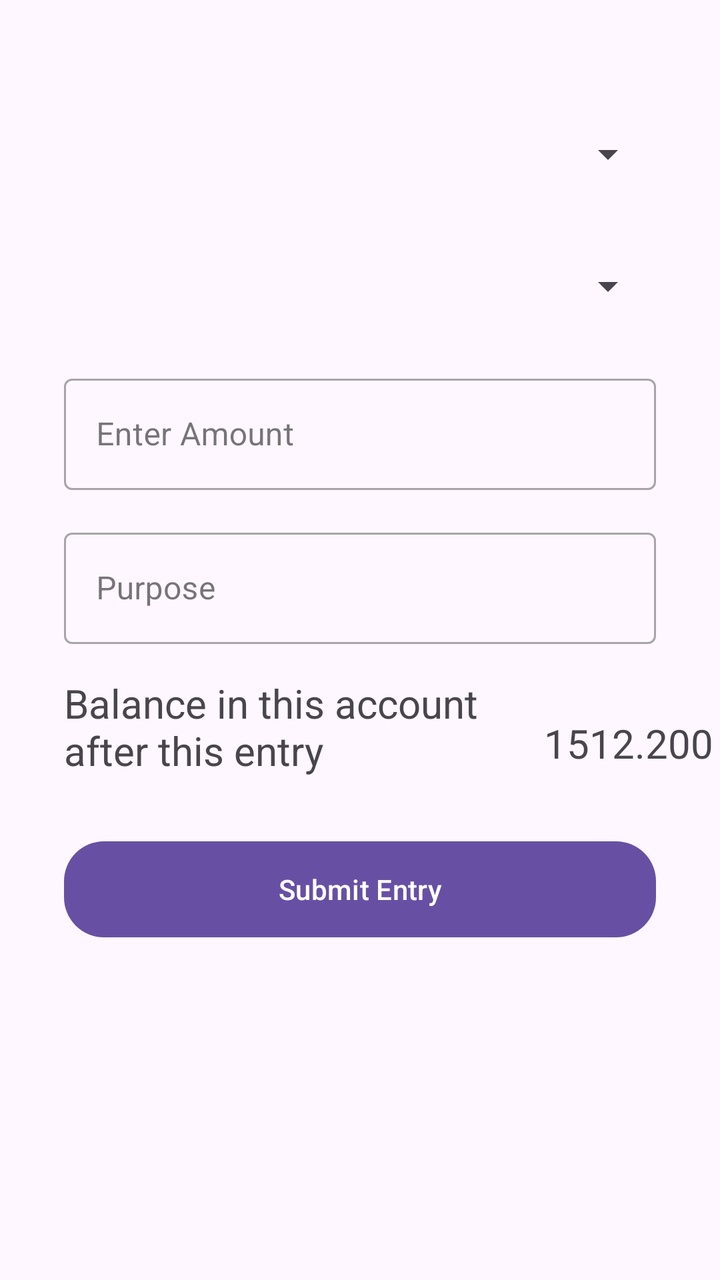
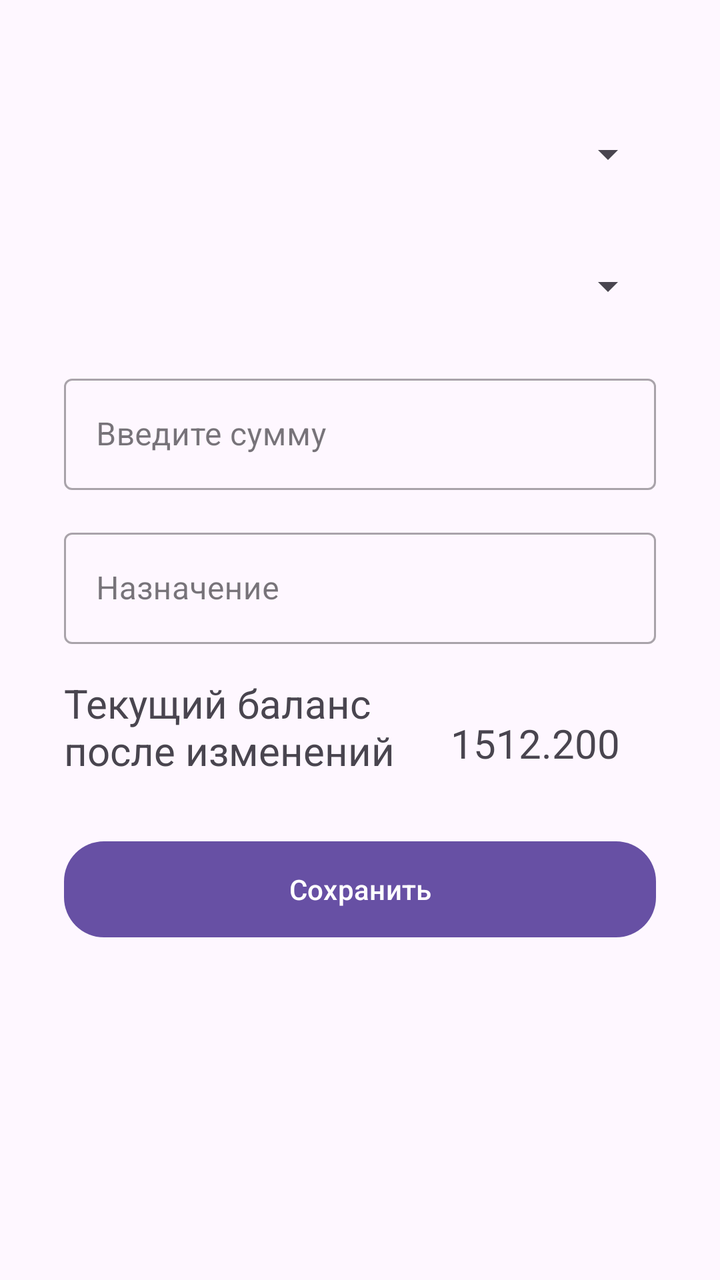

Two renders of the same Android screen: before a commit and after it. Below are the layout's source before the change and the commit's diff.
<!-- AndroidManifest.xml: application theme Theme.BudgetCalendar -->
<!-- res/layout/fragment_budget_entry.xml -->
<?xml version="1.0" encoding="utf-8"?>
<androidx.constraintlayout.widget.ConstraintLayout xmlns:android="http://schemas.android.com/apk/res/android"
    android:layout_width="match_parent"
    android:layout_height="match_parent"
    xmlns:app="http://schemas.android.com/apk/res-auto"
    android:id="@+id/budgetEntryConstraint"
    android:layout_above="@+id/budgetEntryConstraint">


    <Spinner
        android:id="@+id/bank_spinner"
        android:layout_width="match_parent"
        android:layout_height="50dp"
        android:layout_marginStart="32dp"
        android:layout_marginTop="52dp"
        android:layout_marginEnd="32dp"
        android:pointerIcon="arrow"
        app:layout_constraintEnd_toEndOf="parent"
        app:layout_constraintStart_toStartOf="parent"
        app:layout_constraintTop_toTopOf="parent" />

    <Spinner
        android:id="@+id/debit_credit_spinner"
        android:layout_width="match_parent"
        android:layout_height="50dp"
        android:layout_marginStart="32dp"
        android:layout_marginTop="16dp"
        android:layout_marginEnd="32dp"
        android:pointerIcon="arrow"
        app:layout_constraintEnd_toEndOf="parent"
        app:layout_constraintHorizontal_bias="0.0"
        app:layout_constraintStart_toStartOf="parent"
        app:layout_constraintTop_toBottomOf="@+id/bank_spinner" />

    <com.google.android.material.textfield.TextInputLayout
        android:id="@+id/editAmountLayout"
        style="@style/Widget.MaterialComponents.TextInputLayout.OutlinedBox"
        android:layout_width="match_parent"
        android:layout_height="wrap_content"
        android:layout_marginStart="32dp"
        android:layout_marginTop="16dp"
        android:layout_marginEnd="32dp"
        android:hint="Enter Amount"
        app:layout_constraintEnd_toEndOf="parent"
        app:layout_constraintStart_toStartOf="parent"
        app:layout_constraintTop_toBottomOf="@+id/debit_credit_spinner">

        <com.google.android.material.textfield.TextInputEditText
            android:id="@+id/edit_amount"
            android:layout_width="match_parent"
            android:layout_height="wrap_content"
            android:inputType="numberDecimal" />
    </com.google.android.material.textfield.TextInputLayout>



    <com.google.android.material.textfield.TextInputLayout
        android:id="@+id/purposeLayout"
        style="@style/Widget.MaterialComponents.TextInputLayout.OutlinedBox"
        android:layout_width="match_parent"
        android:layout_height="wrap_content"
        android:layout_marginStart="32dp"
        android:layout_marginTop="16dp"
        android:layout_marginEnd="32dp"
        android:hint="Purpose"
        app:layout_constraintEnd_toEndOf="parent"
        app:layout_constraintStart_toStartOf="parent"
        app:layout_constraintTop_toBottomOf="@+id/editAmountLayout">
        <com.google.android.material.textfield.TextInputEditText
            android:id="@+id/edit_purpose"
            android:layout_width="match_parent"
            android:layout_height="wrap_content"/>

    </com.google.android.material.textfield.TextInputLayout>



    <TextView
        android:id="@+id/textView2"
        android:layout_width="wrap_content"
        android:layout_height="wrap_content"
        android:layout_marginStart="32dp"
        android:layout_marginTop="16dp"
        android:text="Balance in this account \nafter this entry"
        android:textSize="20dp"
        app:layout_constraintStart_toStartOf="parent"
        app:layout_constraintTop_toBottomOf="@+id/purposeLayout" />

    <TextView
        android:id="@+id/remainingBalance"
        android:layout_width="wrap_content"
        android:layout_height="wrap_content"
        android:layout_marginStart="28dp"
        android:layout_marginTop="36dp"
        android:text="1512.200"
        android:textSize="20dp"
        app:layout_constraintStart_toEndOf="@+id/textView2"
        app:layout_constraintTop_toBottomOf="@+id/purposeLayout" />

    <com.google.android.material.button.MaterialButton
        android:id="@+id/submit_budget_entry"
        android:layout_width="match_parent"
        android:layout_height="wrap_content"
        android:layout_marginStart="32dp"
        android:layout_marginTop="32dp"
        android:layout_marginEnd="32dp"
        android:background="@drawable/btn_back"
        android:text="Submit Entry"
        android:textColor="@color/white"
        app:layout_constraintEnd_toEndOf="parent"
        app:layout_constraintStart_toStartOf="parent"
        app:layout_constraintTop_toBottomOf="@+id/textView2" />

</androidx.constraintlayout.widget.ConstraintLayout>
<!-- resources referenced by this layout -->
<resources>
  <color name="white">#FFFFFFFF</color>
  <!-- drawable btn_back (drawable) -->
  <?xml version="1.0" encoding="utf-8"?>
      <shape xmlns:android="http://schemas.android.com/apk/res/android"
          android:shape="rectangle">
          <solid
              android:color="@color/primary"/>
          <corners
              android:radius="20dp"/>
      </shape>
  <style name="Theme.BudgetCalendar" parent="Base.Theme.BudgetCalendar" />
  <color name="primary">#D45DF5</color>
  <style name="Base.Theme.BudgetCalendar" parent="Theme.Material3.DayNight">
          
          
      </style>
</resources>

<!-- the commit's change to res/layout/fragment_budget_entry.xml (unified diff, before → after) -->
@@ -40,7 +40,7 @@
         android:layout_marginStart="32dp"
         android:layout_marginTop="16dp"
         android:layout_marginEnd="32dp"
-        android:hint="Enter Amount"
+        android:hint="Введите сумму"
         app:layout_constraintEnd_toEndOf="parent"
         app:layout_constraintStart_toStartOf="parent"
         app:layout_constraintTop_toBottomOf="@+id/debit_credit_spinner">
@@ -62,7 +62,7 @@
         android:layout_marginStart="32dp"
         android:layout_marginTop="16dp"
         android:layout_marginEnd="32dp"
-        android:hint="Purpose"
+        android:hint="Назначение"
         app:layout_constraintEnd_toEndOf="parent"
         app:layout_constraintStart_toStartOf="parent"
         app:layout_constraintTop_toBottomOf="@+id/editAmountLayout">
@@ -81,7 +81,7 @@
         android:layout_height="wrap_content"
         android:layout_marginStart="32dp"
         android:layout_marginTop="16dp"
-        android:text="Balance in this account \nafter this entry"
+        android:text="Текущий баланс \nпосле изменений"
         android:textSize="20dp"
         app:layout_constraintStart_toStartOf="parent"
         app:layout_constraintTop_toBottomOf="@+id/purposeLayout" />
@@ -105,7 +105,7 @@
         android:layout_marginTop="32dp"
         android:layout_marginEnd="32dp"
         android:background="@drawable/btn_back"
-        android:text="Submit Entry"
+        android:text="@string/submit_entry"
         android:textColor="@color/white"
         app:layout_constraintEnd_toEndOf="parent"
         app:layout_constraintStart_toStartOf="parent"
<!-- resource entries referenced after the edit -->
@@ -10,6 +10,7 @@
           <corners
               android:radius="20dp"/>
       </shape>
+  <string name="submit_entry">Сохранить</string>
   <style name="Theme.BudgetCalendar" parent="Base.Theme.BudgetCalendar" />
   <color name="primary">#D45DF5</color>
   <style name="Base.Theme.BudgetCalendar" parent="Theme.Material3.DayNight">
